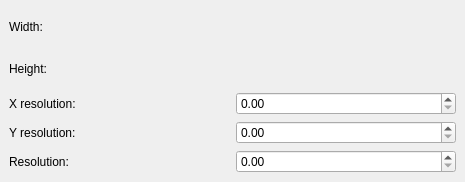
Before: the Qt Designer form krita/ui/forms/wdg_resolution.ui in KDE/krita, drawn with Qt 5.
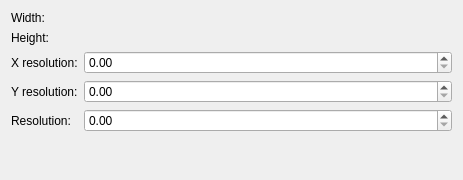
After: the same form once the commit is applied.

Commit message: Changed the UI which contains labels and textfields into QFormLayout to set alignment issues

The edit to the form file:
```diff
--- a/krita/ui/forms/wdg_resolution.ui
+++ b/krita/ui/forms/wdg_resolution.ui
@@ -1,109 +1,82 @@
 <ui version="4.0" >
  <class>WdgResolution</class>
- <widget class="QWidget" name="WdgResolution" >
-  <property name="geometry" >
+ <widget class="QWidget" name="WdgResolution">
+  <property name="geometry">
    <rect>
     <x>0</x>
     <y>0</y>
-    <width>465</width>
-    <height>182</height>
+    <width>463</width>
+    <height>180</height>
    </rect>
   </property>
   <property name="windowTitle" >
    <string>Image Resolution</string>
   </property>
-  <layout class="QVBoxLayout" >
-   <property name="margin" >
-    <number>9</number>
-   </property>
-   <property name="spacing" >
-    <number>6</number>
-   </property>
+  <layout class="QVBoxLayout" name="verticalLayout">
    <item>
-    <widget class="QLabel" name="lblWidth" >
-     <property name="text" >
+    <widget class="QLabel" name="lblWidth">
+     <property name="text">
       <string>Width:</string>
      </property>
     </widget>
    </item>
    <item>
-    <widget class="QLabel" name="lblHeight" >
-     <property name="text" >
+    <widget class="QLabel" name="lblHeight">
+     <property name="text">
       <string>Height:</string>
      </property>
     </widget>
    </item>
    <item>
-    <layout class="QHBoxLayout" >
-     <property name="margin" >
-      <number>0</number>
-     </property>
-     <property name="spacing" >
-      <number>6</number>
-     </property>
-     <item>
-      <widget class="QLabel" name="lblImageXRes" >
-       <property name="text" >
+    <layout class="QFormLayout" name="formLayout">
+     <item row="0" column="0">
+      <widget class="QLabel" name="lblImageXRes">
+       <property name="text">
         <string>X resolution:</string>
        </property>
       </widget>
      </item>
-     <item>
-      <widget class="QDoubleSpinBox" name="doubleResolution" />
+     <item row="0" column="1">
+      <widget class="QDoubleSpinBox" name="doubleResolution"/>
      </item>
-    </layout>
-   </item>
-   <item>
-    <layout class="QHBoxLayout" >
-     <property name="margin" >
-      <number>0</number>
-     </property>
-     <property name="spacing" >
-      <number>6</number>
-     </property>
-     <item>
-      <widget class="QLabel" name="lblYResolution" >
-       <property name="text" >
+     <item row="1" column="0">
+      <widget class="QLabel" name="lblYResolution">
+       <property name="text">
         <string>Y resolution:</string>
        </property>
       </widget>
      </item>
-     <item>
-      <widget class="QDoubleSpinBox" name="doubleResolution_2" />
+     <item row="1" column="1">
+      <widget class="QDoubleSpinBox" name="doubleResolution_2"/>
      </item>
-    </layout>
-   </item>
-   <item>
-    <layout class="QHBoxLayout" >
-     <property name="margin" >
-      <number>0</number>
-     </property>
-     <property name="spacing" >
-      <number>6</number>
-     </property>
-     <item>
-      <widget class="QLabel" name="lblYResolution_3" >
-       <property name="text" >
+     <item row="2" column="0">
+      <widget class="QLabel" name="lblYResolution_3">
+       <property name="text">
         <string>Resolution:</string>
        </property>
       </widget>
      </item>
-     <item>
-      <widget class="QDoubleSpinBox" name="doubleResolution_5" />
+     <item row="2" column="1">
+      <widget class="QDoubleSpinBox" name="doubleResolution_5"/>
      </item>
     </layout>
    </item>
+   <item>
+    <spacer name="verticalSpacer">
+     <property name="orientation">
+      <enum>Qt::Vertical</enum>
+     </property>
+     <property name="sizeHint" stdset="0">
+      <size>
+       <width>20</width>
+       <height>40</height>
+      </size>
+     </property>
+    </spacer>
+   </item>
   </layout>
  </widget>
- <layoutdefault spacing="6" margin="11" />
- <customwidgets>
-  <customwidget>
-   <class>QDoubleSpinBox</class>
-   <extends>QSpinBox</extends>
-   <header>knuminput.h</header>
-   <container>1</container>
-  </customwidget>
- </customwidgets>
+ <layoutdefault spacing="6" margin="11"/>
  <resources/>
  <connections/>
 </ui>
```
Left out of the diff: 4 changed lines with no effect on the pictures. The commit also changes 91 other files.
